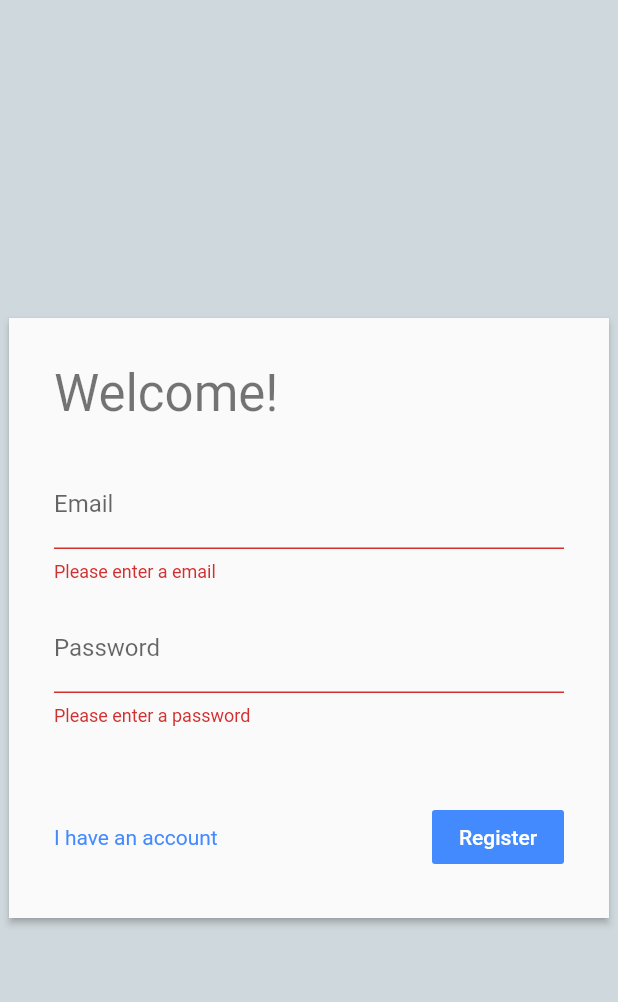
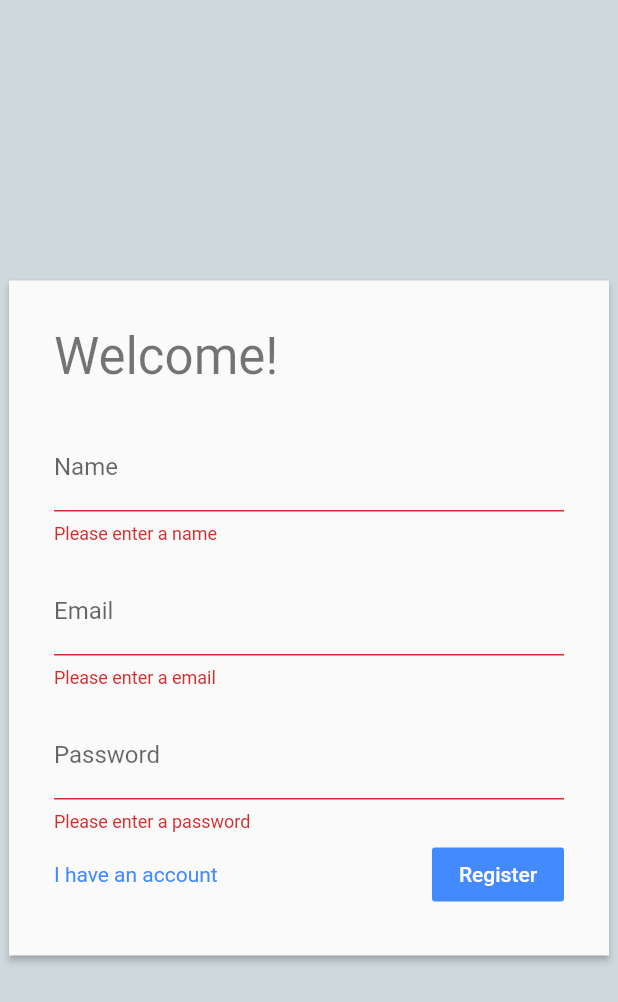
Before and after one commit to happyharis/udemy-links-landing-page, a Flutter app: the RegisterPage screen opened directly, after a tap on "Register", on a phone screen of 412 x 824 dp. Shown: the top 1002 px of the screen. Run offline on Flutter 3.47's test engine with Material 2 defaults, Android fonts, the phone set to English and light mode, and no system bars; our stand-ins replace cloud_firestore, firebase_auth; accounts and stored records are empty.

Commit message:
🎨 Registration added

```diff
--- /dev/null
+++ b/lib/helpers/validators.dart
@@ -0,0 +1,11 @@
+String validateEmail(String value) {
+  if (value.isEmpty) {
+    return 'Please enter a email';
+  } else if (!RegExp(
+          r"^[a-zA-Z0-9.a-zA-Z0-9.!#$%&'*+-/=?^_`{|}~]+@[a-zA-Z0-9]+\.[a-zA-Z]+")
+      .hasMatch(value)) {
+    return 'Please enter a valid email';
+  } else {
+    return null;
+  }
+}
--- a/lib/landing_page.dart
+++ b/lib/landing_page.dart
@@ -1,6 +1,7 @@
 import 'package:flutter/material.dart';
 import 'package:links_landing_page/button_link.dart';
 import 'package:links_landing_page/models/links.dart';
+import 'package:links_landing_page/models/users.dart';
 import 'package:provider/provider.dart';
 
 class LandingPage extends StatelessWidget {
@@ -12,6 +13,7 @@ class LandingPage extends StatelessWidget {
   @override
   Widget build(BuildContext context) {
     final userLinks = Provider.of<List<Link>>(context);
+    final user = Provider.of<User>(context);
     return Material(
       color: Colors.transparent,
       child: Container(
@@ -27,7 +29,7 @@ class LandingPage extends StatelessWidget {
             Padding(
               padding: const EdgeInsets.all(12.0),
               child: Text(
-                '@thehappyharis',
+                user.name,
                 style: TextStyle(
                   color: Colors.grey,
                   fontSize: 16,
--- /dev/null
+++ b/lib/models/users.dart
@@ -0,0 +1,36 @@
+import 'package:cloud_firestore/cloud_firestore.dart';
+
+class User {
+  final String name;
+  final String id;
+  User({
+    this.name,
+    this.id,
+  });
+
+  static User empty() {
+    return User(id: '', name: '');
+  }
+
+  static User fromDocument(DocumentSnapshot document) {
+    if (document == null || document.data == null) return null;
+
+    return User(
+      name: document.data['name'],
+      id: document.documentID,
+    );
+  }
+
+  @override
+  String toString() => 'User(name: $name, id: $id)';
+
+  @override
+  bool operator ==(Object o) {
+    if (identical(this, o)) return true;
+
+    return o is User && o.name == name && o.id == id;
+  }
+
+  @override
+  int get hashCode => name.hashCode ^ id.hashCode;
+}
--- a/lib/register_page.dart
+++ b/lib/register_page.dart
@@ -1,16 +1,21 @@
+import 'package:cloud_firestore/cloud_firestore.dart';
+import 'package:firebase_auth/firebase_auth.dart';
 import 'package:flutter/material.dart';
+import 'package:links_landing_page/helpers/errors.dart';
+import 'package:links_landing_page/helpers/validators.dart';
 
 class RegisterPage extends StatelessWidget {
   @override
   Widget build(BuildContext context) {
     TextEditingController _emailTextController = TextEditingController();
     TextEditingController _passwordTextController = TextEditingController();
+    TextEditingController _nameTextController = TextEditingController();
     final _formKey = GlobalKey<FormState>();
     return Scaffold(
       backgroundColor: Colors.blueGrey.shade100,
       body: Center(
         child: SizedBox(
-          height: 400,
+          height: 450,
           width: 400,
           child: Material(
             elevation: 2,
@@ -27,15 +32,24 @@ class RegisterPage extends StatelessWidget {
                     ),
                     SizedBox(height: 25),
                     TextFormField(
+                      controller: _nameTextController,
+                      validator: (value) =>
+                          value.isEmpty ? 'Please enter a name' : null,
+                      decoration: InputDecoration(
+                        labelText: 'Name',
+                      ),
+                    ),
+                    SizedBox(height: 15),
+                    TextFormField(
                       controller: _emailTextController,
-                      validator: (value) =>
-                          value.isEmpty ? 'Please enter a email' : null,
+                      validator: validateEmail,
                       decoration: InputDecoration(
                         labelText: 'Email',
                       ),
                     ),
                     SizedBox(height: 15),
                     TextFormField(
+                      obscureText: true,
                       controller: _passwordTextController,
                       validator: (value) =>
                           value.isEmpty ? 'Please enter a password' : null,
@@ -61,7 +75,27 @@ class RegisterPage extends StatelessWidget {
                             'Register',
                             style: TextStyle(color: Colors.white),
                           ),
-                          onPressed: () => _formKey.currentState.validate(),
+                          onPressed: () {
+                            if (_formKey.currentState.validate()) {
+                              final email = _emailTextController.text;
+                              final password = _passwordTextController.text;
+                              final name = _nameTextController.text;
+                              final firebaseAuth = FirebaseAuth.instance;
+                              firebaseAuth
+                                  .createUserWithEmailAndPassword(
+                                email: email,
+                                password: password,
+                              )
+                                  .then((authResult) {
+                                final userId = authResult.user.uid;
+                                Firestore.instance
+                                    .document('users/$userId')
+                                    .setData({'name': name});
+                                Navigator.of(context).pushNamed('/settings');
+                              }).catchError((error) =>
+                                      showErrorDialog(context, error));
+                            }
+                          },
                         )
                       ],
                     )
```
Also changed, not shown: lib/helpers/errors.dart (added, +36 -0 lines), lib/helpers/firestore_service.dart (added, +21 -0 lines), lib/login_page.dart (+3 -46 lines), lib/main.dart (+7 -15 lines), lib/settings/page.dart (+14 -3 lines).
